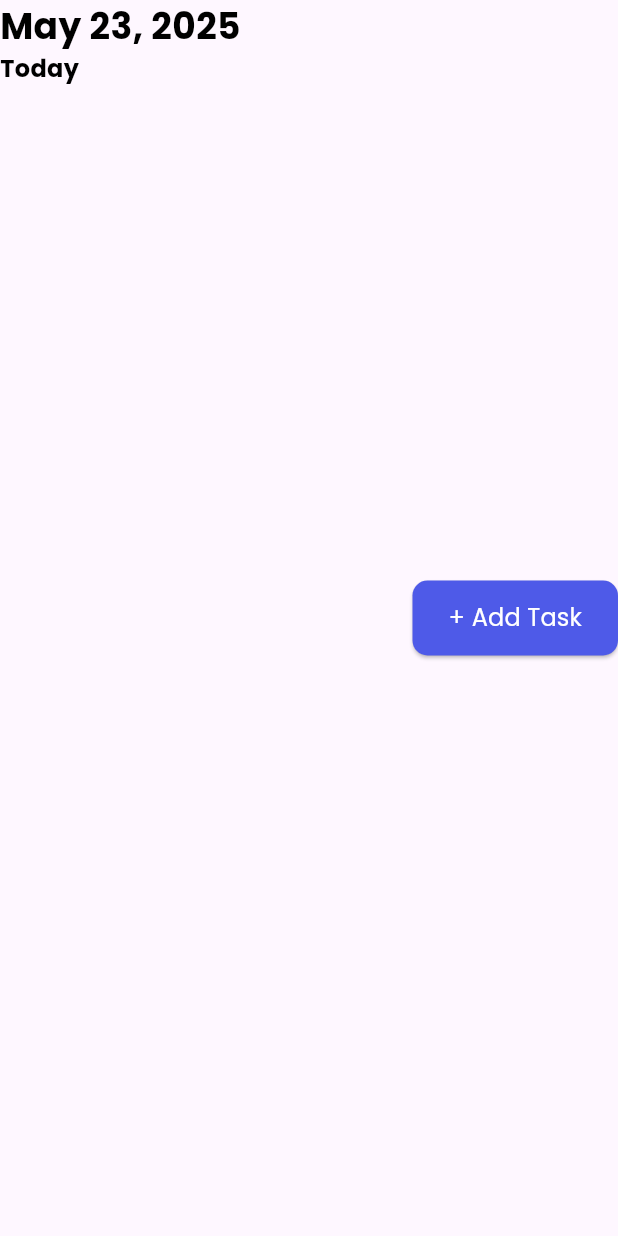
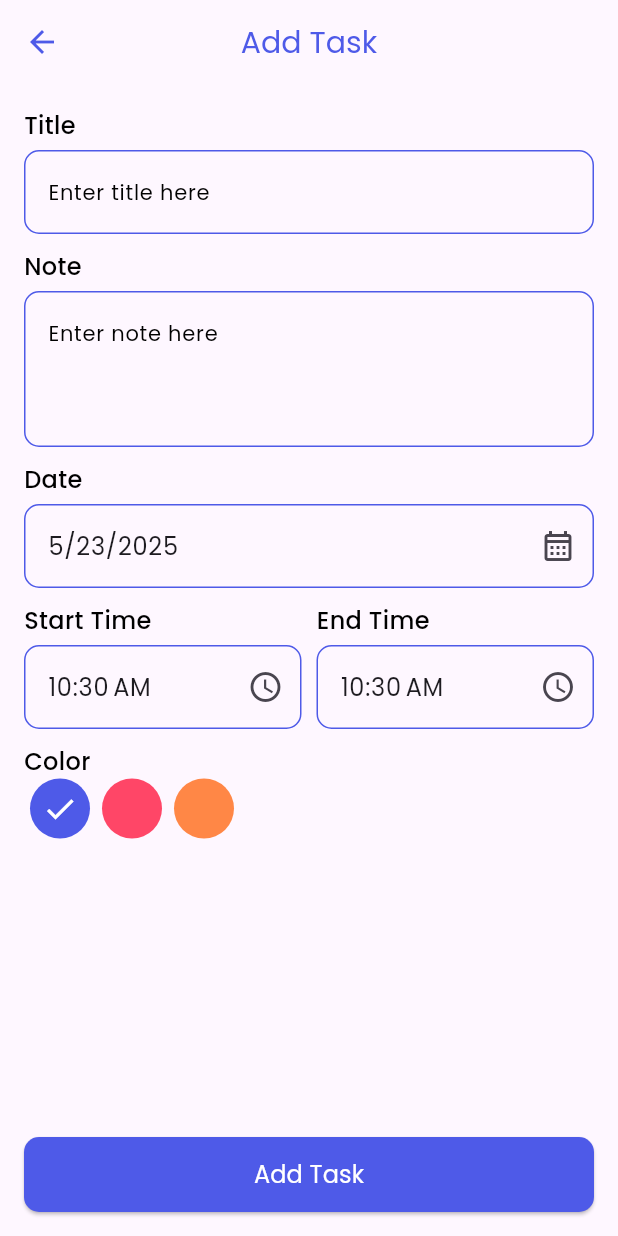
Before and after one commit to BassamEmad39/taskati_app, a Flutter app: the TodayHeader widget shown alone on an empty page, opened directly, after a tap on "+ Add Task", on a phone screen of 412 x 824 dp. Run offline on Flutter 3.47's test engine with Material 3 defaults, Android fonts, the phone set to English and light mode, and no system bars; our stand-ins replace date_picker_timeline, gap, hive, hive_flutter, image_picker, lottie; accounts and stored records are empty.

Commit message:
Task 9 Complete

```diff
--- /dev/null
+++ b/lib/features/add_task/add_task_screen.dart
@@ -0,0 +1,248 @@
+import 'package:flutter/material.dart';
+import 'package:gap/gap.dart';
+import 'package:intl/intl.dart';
+import 'package:taskati/core/utils/colors.dart';
+import 'package:taskati/core/utils/text_styles.dart';
+import 'package:taskati/core/widgets/main_button.dart';
+
+class AddTaskScreen extends StatefulWidget {
+  const AddTaskScreen({super.key});
+
+  @override
+  State<AddTaskScreen> createState() => _AddTaskScreenState();
+}
+
+class _AddTaskScreenState extends State<AddTaskScreen> {
+  int selectedColor = 0;
+  var titleController = TextEditingController();
+  var descriptionController = TextEditingController();
+  var dateController = TextEditingController();
+  var startTimeController = TextEditingController();
+  var endTimeController = TextEditingController();
+
+  @override
+  void initState() {
+    super.initState();
+    dateController.text = DateFormat.yMd().format(DateTime.now());
+    startTimeController.text = DateFormat.jm().format(DateTime.now());
+    endTimeController.text = DateFormat.jm().format(DateTime.now());
+  }
+
+  @override
+  Widget build(BuildContext context) {
+    return Scaffold(
+      appBar: AppBar(title: const Text('Add Task')),
+      body: Padding(
+        padding: const EdgeInsets.all(16.0),
+        child: SingleChildScrollView(
+          child: Column(
+            crossAxisAlignment: CrossAxisAlignment.start,
+            children: [
+              title(),
+              Gap(10),
+              description(),
+              Gap(10),
+              date(),
+              Gap(10),
+              Row(children: [startTime(), Gap(10), endTime()]),
+              Gap(10),
+              color(),
+            ],
+          ),
+        ),
+      ),
+      bottomNavigationBar: Padding(
+        padding: const EdgeInsets.all(16.0),
+        child: MainButton(
+          title: 'Add Task',
+          onPressed: () {
+            // Add your task adding logic here
+          },
+        ),
+      ),
+    );
+  }
+
+  Column color() {
+    return Column(
+      crossAxisAlignment: CrossAxisAlignment.start,
+      children: [
+        Text(
+          'Color',
+          style: TextStyles.getBodyTextStyle(fontWeight: FontWeight.w500),
+        ),
+        Row(
+          children: List.generate(3, (index) {
+            return GestureDetector(
+              onTap: () {
+                setState(() {
+                  selectedColor = index;
+                });
+              },
+              child: Padding(
+                padding: const EdgeInsets.symmetric(horizontal: 4.0),
+                child: CircleAvatar(
+                  backgroundColor:
+                      index == 0
+                          ? AppColors.primaryColor
+                          : index == 1
+                          ? AppColors.redColor
+                          : AppColors.orangeColor,
+                  child:
+                      selectedColor == index
+                          ? const Icon(Icons.check, color: Colors.white)
+                          : null,
+                ),
+              ),
+            );
+          }),
+        ),
+      ],
+    );
+  }
+
+  Column title() {
+    return Column(
+      crossAxisAlignment: CrossAxisAlignment.start,
+      children: [
+        Text(
+          'Title',
+          style: TextStyles.getBodyTextStyle(fontWeight: FontWeight.w500),
+        ),
+        Gap(5),
+        TextFormField(
+          controller: titleController,
+          decoration: InputDecoration(
+            hintText: 'Enter title here',
+            hintStyle: TextStyles.getSmallTextStyle(color: Colors.black),
+          ),
+        ),
+      ],
+    );
+  }
+
+  Column description() {
+    return Column(
+      crossAxisAlignment: CrossAxisAlignment.start,
+
+      children: [
+        Text(
+          'Note',
+          style: TextStyles.getBodyTextStyle(fontWeight: FontWeight.w500),
+        ),
+        Gap(5),
+        TextFormField(
+          controller: descriptionController,
+          maxLines: 3,
+          decoration: InputDecoration(
+            hintText: 'Enter note here',
+            hintStyle: TextStyles.getSmallTextStyle(color: Colors.black),
+          ),
+        ),
+      ],
+    );
+  }
+
+  Column date() {
+    return Column(
+      crossAxisAlignment: CrossAxisAlignment.start,
+      children: [
+        Text(
+          'Date',
+          style: TextStyles.getBodyTextStyle(fontWeight: FontWeight.w500),
+        ),
+        Gap(5),
+        TextFormField(
+          readOnly: true,
+          onTap: () {
+            selectTaskDate();
+          },
+          controller: dateController,
+          decoration: InputDecoration(
+            suffixIcon: Icon(Icons.calendar_month_outlined),
+            hintStyle: TextStyles.getSmallTextStyle(color: Colors.black),
+          ),
+        ),
+      ],
+    );
+  }
+
+  void selectTaskDate() {
+    showDatePicker(
+      context: context,
+      initialDate: DateTime.now(),
+      firstDate: DateTime(2000),
+      lastDate: DateTime(2100),
+    ).then((value) {
+      if (value != null) {
+        dateController.text = DateFormat.yMd().format(value);
+      }
+    });
+  }
+
+  Expanded startTime() {
+    return Expanded(
+      child: Column(
+        crossAxisAlignment: CrossAxisAlignment.start,
+        children: [
+          Text(
+            'Start Time',
+            style: TextStyles.getBodyTextStyle(fontWeight: FontWeight.w500),
+          ),
+          Gap(5),
+          TextFormField(
+            controller: startTimeController,
+            readOnly: true,
+            onTap: () {
+              showTimePicker(
+                context: context,
+                initialTime: TimeOfDay.now(),
+              ).then((value) {
+                if (value != null) {
+                  startTimeController.text = value.format(context);
+                }
+              });
+            },
+            decoration: InputDecoration(
+              suffixIcon: Icon(Icons.access_time),
+              hintStyle: TextStyles.getSmallTextStyle(color: Colors.black),
+            ),
+          ),
+        ],
+      ),
+    );
+  }
+
+  Expanded endTime() {
+    return Expanded(
+      child: Column(
+        crossAxisAlignment: CrossAxisAlignment.start,
+        children: [
+          Text(
+            'End Time',
+            style: TextStyles.getBodyTextStyle(fontWeight: FontWeight.w500),
+          ),
+          Gap(5),
+          TextFormField(
+            readOnly: true,
+            onTap: () {
+              showTimePicker(
+                context: context,
+                initialTime: TimeOfDay.now(),
+              ).then((value) {
+                if (value != null) {
+                  endTimeController.text = value.format(context);
+                }
+              });
+            },
+            controller: endTimeController,
+            decoration: InputDecoration(
+              suffixIcon: Icon(Icons.access_time),
+              hintStyle: TextStyles.getSmallTextStyle(color: Colors.black),
+            ),
+          ),
+        ],
+      ),
+    );
+  }
+}
--- a/lib/features/home/widgets/today_header.dart
+++ b/lib/features/home/widgets/today_header.dart
@@ -1,7 +1,9 @@
 import 'package:flutter/material.dart';
 import 'package:intl/intl.dart';
+import 'package:taskati/core/functions/navigations.dart';
 import 'package:taskati/core/utils/text_styles.dart';
 import 'package:taskati/core/widgets/main_button.dart';
+import 'package:taskati/features/add_task/add_task_screen.dart';
 
 class TodayHeader extends StatelessWidget {
   const TodayHeader({super.key});
@@ -24,7 +26,13 @@ class TodayHeader extends StatelessWidget {
             ),
           ],
         ),
-        MainButton(width: 137, title: '+ Add Task', onPressed: () {}),
+        MainButton(
+          width: 137,
+          title: '+ Add Task',
+          onPressed: () {
+            context.pushTo(AddTaskScreen());
+          },
+        ),
       ],
     );
   }
--- a/lib/main.dart
+++ b/lib/main.dart
@@ -21,6 +21,16 @@ class MainApp extends StatelessWidget {
   Widget build(BuildContext context) {
     return MaterialApp(
       theme: ThemeData(
+        appBarTheme: AppBarTheme(
+          foregroundColor: AppColors.primaryColor,
+          centerTitle: true,
+          titleTextStyle: TextStyle(
+            fontSize: 20,
+            fontWeight: FontWeight.normal,
+            color: AppColors.primaryColor,
+            fontFamily: AppFonts.poppins,
+          ),
+        ),
         fontFamily: AppFonts.poppins,
         inputDecorationTheme: InputDecorationTheme(
           hintStyle: TextStyles.getSmallTextStyle(),
```
